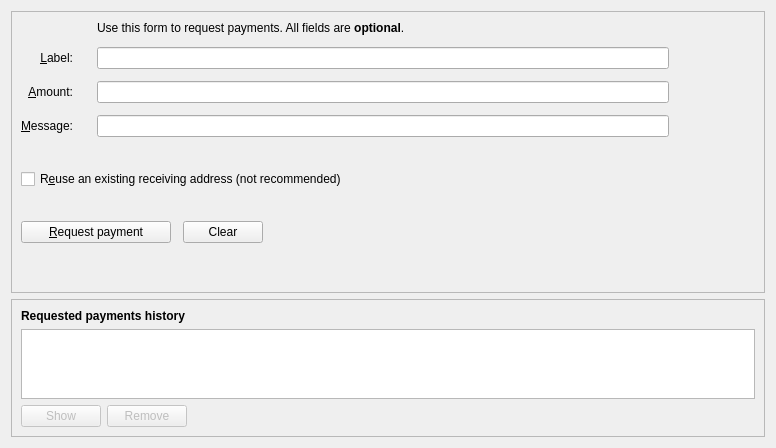
The window that src/qt/forms/receivecoinsdialog.ui (Internet-of-People/iop-core) describes before a commit, drawn with Qt 5.
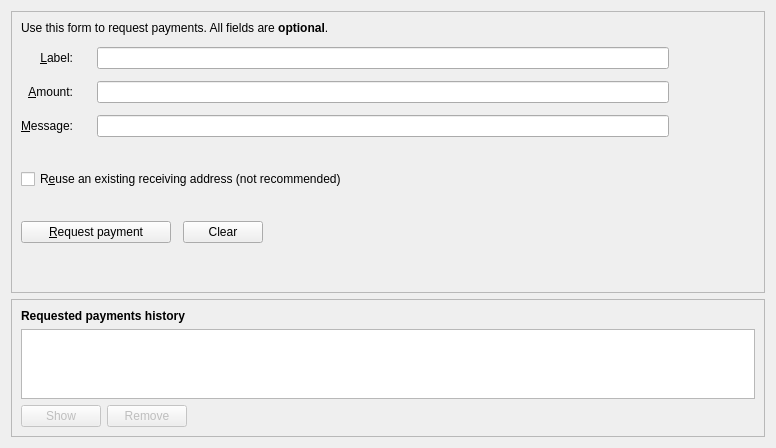
The same window after the commit. Icons and pictures are not drawn. Custom widgets are drawn as their Qt base class.

```diff
--- a/src/qt/forms/receivecoinsdialog.ui
+++ b/src/qt/forms/receivecoinsdialog.ui
@@ -64,7 +64,7 @@
           </property>
          </widget>
         </item>
-        <item row="2" column="2">
+        <item row="2" column="0" colspan="3">
          <widget class="QLabel" name="label_5">
           <property name="text">
            <string>Use this form to request payments. All fields are &lt;b&gt;optional&lt;/b&gt;.</string>
```
Left out of the diff: 17 changed lines with no effect on the pictures.
